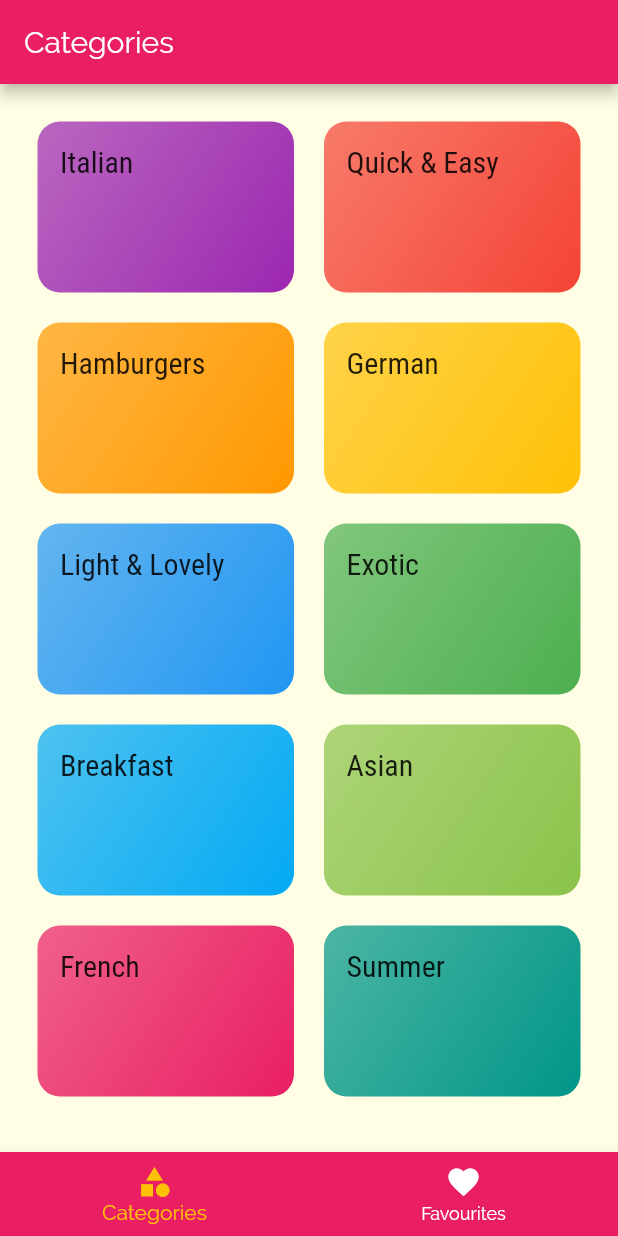
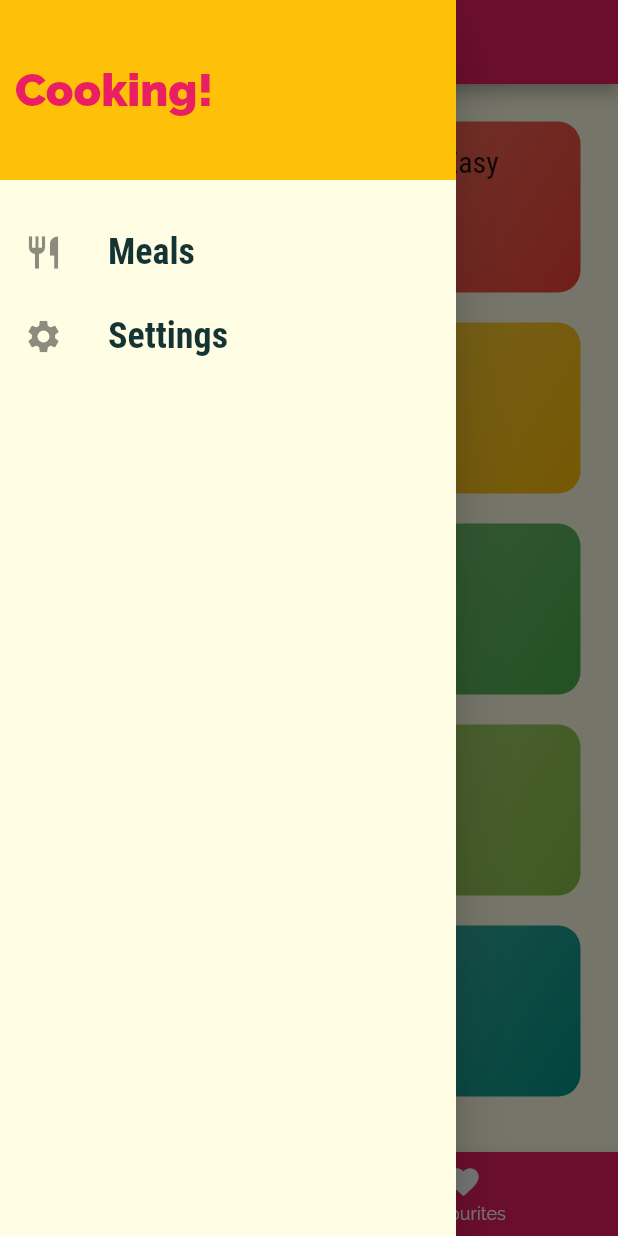
Before and after one commit to tbrams/flutter_meals, a Flutter app: the screen it shows after launch, with the side drawer open (before the commit the screen has no drawer), on a phone screen of 412 x 824 dp. Run offline on Flutter 3.47's test engine with Material 2 defaults, Android fonts, the phone set to English and light mode, and no system bars.

Commit message:
Added linked drawer

```diff
--- a/lib/main.dart
+++ b/lib/main.dart
@@ -1,4 +1,5 @@
 import 'package:flutter/material.dart';
+import 'package:foods/screens/filter_screen.dart';
 import './screens/category_meals_screen.dart';
 import './screens/categories_screen.dart';
 import './screens/meal_detail_screen.dart';
@@ -33,6 +34,7 @@ class MyApp extends StatelessWidget {
       routes: {
         CategoryMealsScreen.routeName : (ctx) => CategoryMealsScreen(),
         MealDetailScreen.routeName : (ctx) => MealDetailScreen(),
+        FiltersScreen.routeName : (ctx) => FiltersScreen(),
       },
       onGenerateRoute: (settings) {
         print(settings.arguments);
--- /dev/null
+++ b/lib/screens/filter_screen.dart
@@ -0,0 +1,15 @@
+import 'package:flutter/material.dart';
+import 'package:foods/widgets/main_drawer.dart';
+
+class FiltersScreen extends StatelessWidget {
+  static const String routeName = '/filters';
+  @override
+  Widget build(BuildContext context) {
+    return Scaffold(
+        appBar: AppBar(title: Text('Settings')),
+        drawer: MainDrawer(),
+        body: Center(
+          child: Text('filters...'),
+        ));
+  }
+}
--- a/lib/screens/tabs_screen.dart
+++ b/lib/screens/tabs_screen.dart
@@ -1,6 +1,7 @@
 import 'package:flutter/material.dart';
 import 'package:foods/screens/categories_screen.dart';
 import 'package:foods/screens/favourites_Screen.dart';
+import 'package:foods/widgets/main_drawer.dart';
 
 class TabsScreen extends StatefulWidget {
   @override
@@ -27,6 +28,7 @@ class _TabsScreenState extends State<TabsScreen> {
       appBar: AppBar(
         title: Text(_pages[_selectedPageIndex]['title']),
       ),
+      drawer: MainDrawer(),
       body: _pages[_selectedPageIndex]['page'],
       bottomNavigationBar: BottomNavigationBar(
           onTap: _selectPage,
--- /dev/null
+++ b/lib/widgets/main_drawer.dart
@@ -0,0 +1,62 @@
+import 'package:flutter/material.dart';
+import 'package:foods/screens/filter_screen.dart';
+
+class MainDrawer extends StatelessWidget {
+  Widget _buildListTile(String title, IconData icon, Function tabHandler) {
+    return ListTile(
+      leading: Icon(
+        icon,
+        size: 26,
+      ),
+      title: Text(
+        title,
+        style: TextStyle(
+          fontFamily: 'RobotoCondensed',
+          fontSize: 24,
+          fontWeight: FontWeight.bold,
+        ),
+      ),
+      onTap: tabHandler,
+    );
+  }
+
+  @override
+  Widget build(BuildContext context) {
+    return Drawer(
+      child: Column(
+        children: <Widget>[
+          Container(
+            height: 120,
+            width: double.infinity,
+            padding: EdgeInsets.all(10),
+            alignment: Alignment.centerLeft,
+            color: Theme.of(context).accentColor,
+            child: Text(
+              'Cooking!',
+              style: TextStyle(
+                fontWeight: FontWeight.w900,
+                fontSize: 30,
+                color: Theme.of(context).primaryColor,
+              ),
+            ),
+          ),
+          SizedBox(height: 20),
+          _buildListTile(
+            'Meals',
+            Icons.restaurant,
+            () {
+              Navigator.of(context).pushNamed('/');
+            },
+          ),
+          _buildListTile(
+            'Settings',
+            Icons.settings,
+            () {
+              Navigator.of(context).pushNamed(FiltersScreen.routeName);
+            },
+          ),
+        ],
+      ),
+    );
+  }
+}
```
